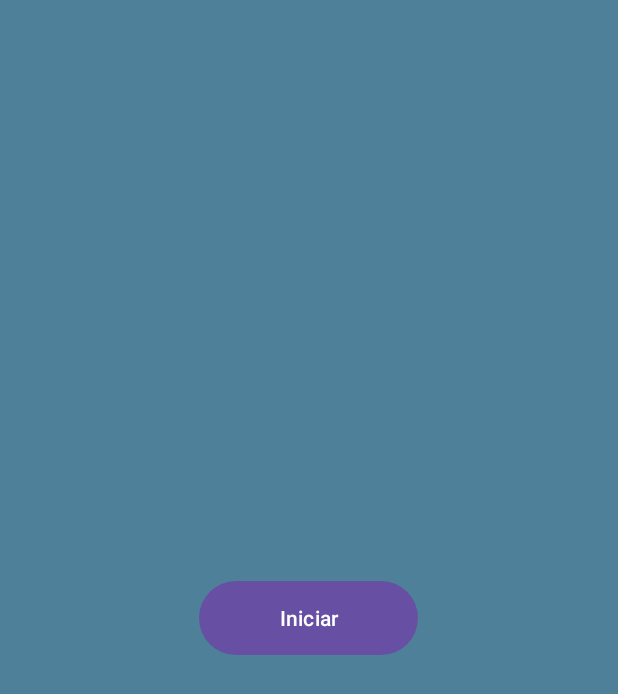
After one commit to mrojasl/Lab2_20190923, an Android app: the ContadorActivity screen opened directly, with no data from a screen before it, on a phone screen of 412 x 824 dp. The commit adds this screen. Shown: the top 694 px of the screen. Run offline under Robolectric (Android 15) with nearby library versions, the phone set to English and light mode, and no system bars.

Commit message:
contador

```diff
--- a/app/src/main/AndroidManifest.xml
+++ b/app/src/main/AndroidManifest.xml
@@ -3,6 +3,7 @@
     xmlns:tools="http://schemas.android.com/tools">
 
     <uses-permission android:name="android.permission.INTERNET" />
+    <uses-permission android:name="android.permission.VIBRATE" />
     <uses-permission android:name="android.permission.WAKE_LOCK" />
 
     <application
@@ -15,6 +16,9 @@
         android:supportsRtl="true"
         android:theme="@style/Theme.Lab2Rojas"
         tools:targetApi="31">
+        <activity
+            android:name=".ContadorActivity"
+            android:exported="false" />
         <activity
             android:name=".CronometroActivity"
             android:exported="false" />
--- /dev/null
+++ b/app/src/main/java/com/example/lab2rojas/ContadorActivity.java
@@ -0,0 +1,90 @@
+package com.example.lab2rojas;
+
+import androidx.appcompat.app.AppCompatActivity;
+
+import android.content.Context;
+import android.media.MediaPlayer;
+import android.os.Bundle;
+import android.os.Handler;
+import android.os.Looper;
+import android.os.Vibrator;
+import android.view.View;
+import android.widget.Button;
+import android.widget.TextView;
+
+import com.example.lab2rojas.databinding.ActivityContadorBinding;
+import com.example.lab2rojas.databinding.ActivityCronometroBinding;
+
+public class ContadorActivity extends AppCompatActivity {
+    private TextView textViewCounter;
+    private Button buttonIniciar;
+    private boolean isRunning = false;
+    private int contador = 104;
+    private int incremento = 1;
+    private final int LIMITE_SUPERIOR = 226;
+    private final int INTERVALO_TIEMPO = 10000;
+    private MediaPlayer mediaPlayer;
+
+    //TODO: El contador si comienza a ir más rápido cuando presionas muchas veces "iniciar", pero tarda un poco en cargar.
+    @Override
+    protected void onCreate(Bundle savedInstanceState) {
+        super.onCreate(savedInstanceState);
+        setContentView(R.layout.activity_contador);
+
+        textViewCounter = findViewById(R.id.textViewCounter);
+        buttonIniciar = findViewById(R.id.buttonIniciar);
+
+        buttonIniciar.setOnClickListener(new View.OnClickListener() {
+            @Override
+            public void onClick(View view) {
+                if (!isRunning) {
+                    isRunning = true;
+                    startCounter();
+                } else {
+                    incremento++;
+                }
+            }
+        });
+
+        mediaPlayer = MediaPlayer.create(this, R.raw.sonido);
+    }
+
+    private void startCounter() {
+        new Thread(new Runnable() {
+            @Override
+            public void run() {
+                while (isRunning && contador < LIMITE_SUPERIOR) {
+                    contador++;
+                    runOnUiThread(new Runnable() {
+                        @Override
+                        public void run() {
+                            textViewCounter.setText(String.valueOf(contador));
+                        }
+                    });
+
+                    try {
+                        Thread.sleep(INTERVALO_TIEMPO / incremento);
+                    } catch (InterruptedException e) {
+                        e.printStackTrace();
+                    }
+                }
+
+                if (contador >= LIMITE_SUPERIOR) {
+                    playAlarm();
+                }
+            }
+        }).start();
+    }
+    private void playAlarm() {
+        if (mediaPlayer != null) {
+            mediaPlayer.start();
+        }
+    }
+    @Override
+    protected void onDestroy() {
+        super.onDestroy();
+        if (mediaPlayer != null) {
+            mediaPlayer.release();
+        }
+    }
+}
--- /dev/null
+++ b/app/src/main/res/layout/activity_contador.xml
@@ -0,0 +1,35 @@
+<?xml version="1.0" encoding="utf-8"?>
+<androidx.constraintlayout.widget.ConstraintLayout xmlns:android="http://schemas.android.com/apk/res/android"
+    xmlns:app="http://schemas.android.com/apk/res-auto"
+    xmlns:tools="http://schemas.android.com/tools"
+    android:layout_width="match_parent"
+    android:layout_height="match_parent"
+    tools:context=".ContadorActivity"
+    android:background="#4E809A">
+
+
+    <Button
+        android:id="@+id/buttonIniciar"
+        android:layout_width="146dp"
+        android:layout_height="57dp"
+        android:text="Iniciar"
+        app:layout_constraintBottom_toBottomOf="parent"
+        app:layout_constraintEnd_toEndOf="parent"
+        app:layout_constraintHorizontal_bias="0.498"
+        app:layout_constraintStart_toStartOf="parent"
+        app:layout_constraintTop_toTopOf="parent" />
+
+    <TextView
+        android:id="@+id/textViewCounter"
+        android:layout_width="wrap_content"
+        android:layout_height="wrap_content"
+        android:layout_gravity="center"
+        android:text=""
+        android:textSize="24sp"
+        app:layout_constraintBottom_toTopOf="@+id/buttonIniciar"
+        app:layout_constraintEnd_toEndOf="parent"
+        app:layout_constraintStart_toStartOf="parent"
+        app:layout_constraintTop_toTopOf="parent"
+        app:layout_constraintVertical_bias="0.678" />
+
+</androidx.constraintlayout.widget.ConstraintLayout>
```
Also changed, not shown: app/src/main/java/com/example/lab2rojas/MenuActivity.java (+8 -0 lines), 1 other file.
